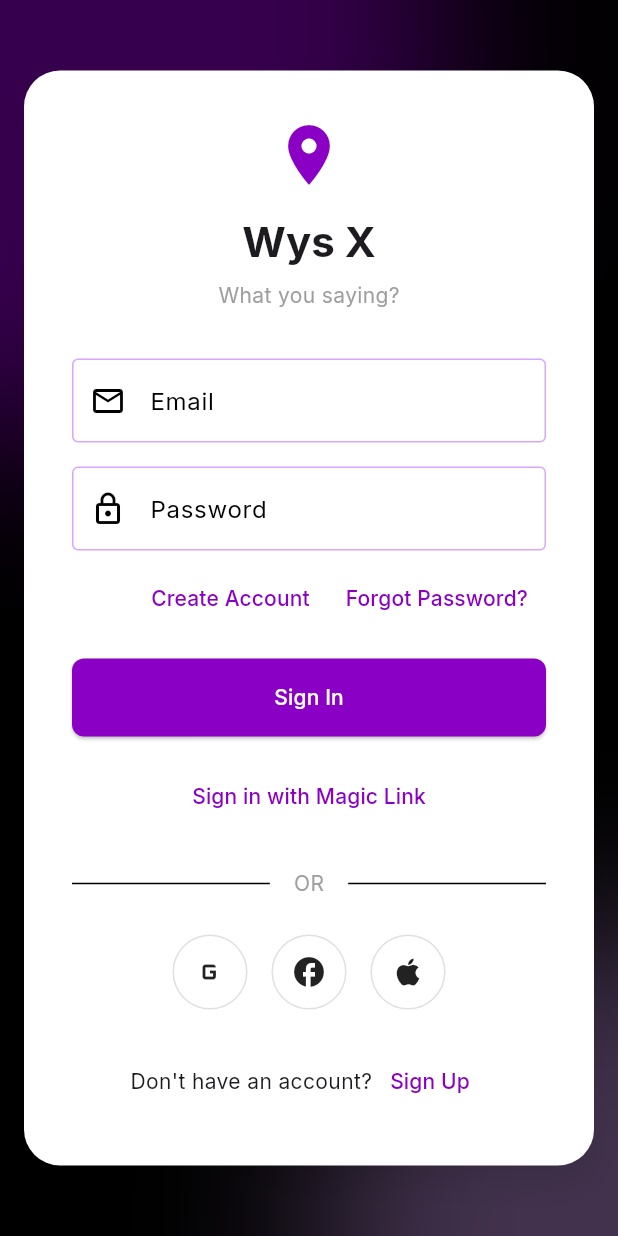
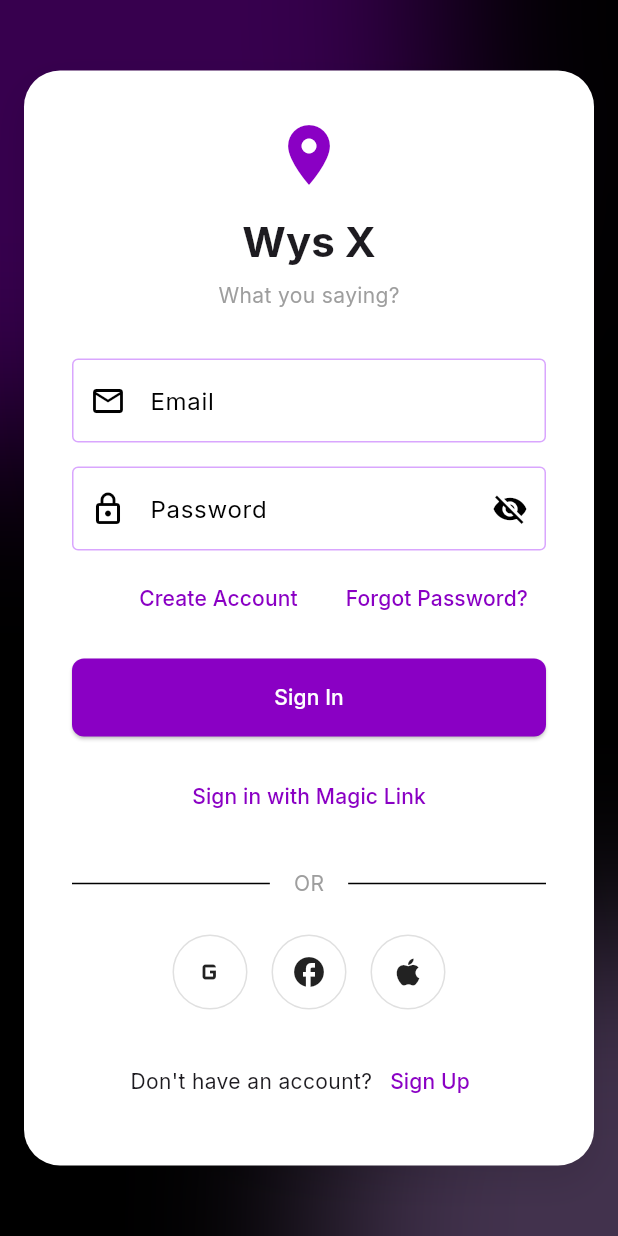
Before and after one commit to alexhickes/wysx-flutter, a Flutter app: the screen it shows after launch, on a phone screen of 412 x 824 dp. Run offline on Flutter 3.47's test engine with Material 3 defaults, Android fonts, the phone set to English and light mode, and no system bars; drawn by our look-alikes of flutter_animate; our stand-ins replace drift, drift_flutter, equatable, flutter_map, flutter_riverpod, geolocator and 4 more; missing offline and left inert: app_settings, wolt_modal_sheet; accounts and stored records are empty; generated files the repository leaves out were written again.

Commit message:
add show password icon and fix overflow error on small devices

```diff
--- a/lib/features/auth/presentation/widgets/sign_in_form.dart
+++ b/lib/features/auth/presentation/widgets/sign_in_form.dart
@@ -19,6 +19,7 @@ class _SignInFormState extends ConsumerState<SignInForm> {
   final _passwordController = TextEditingController();
   bool _isMagicLink = false;
   bool _isLoading = false;
+  bool _isPasswordVisible = false;
 
   Future<void> _submit() async {
     setState(() => _isLoading = true);
@@ -65,18 +66,31 @@ class _SignInFormState extends ConsumerState<SignInForm> {
         if (!_isMagicLink) ...[
           TextField(
             controller: _passwordController,
-            obscureText: true,
-            decoration: const InputDecoration(
+            obscureText: !_isPasswordVisible,
+            decoration: InputDecoration(
               labelText: 'Password',
-              prefixIcon: Icon(Icons.lock_outlined),
-              border: OutlineInputBorder(),
+              prefixIcon: const Icon(Icons.lock_outlined),
+              suffixIcon: IconButton(
+                icon: Icon(
+                  _isPasswordVisible ? Icons.visibility : Icons.visibility_off,
+                ),
+                onPressed: () {
+                  setState(() {
+                    _isPasswordVisible = !_isPasswordVisible;
+                  });
+                },
+              ),
+              border: const OutlineInputBorder(),
             ),
           ),
           const SizedBox(height: 8),
           Align(
             alignment: Alignment.centerRight,
-            child: Row(
-              mainAxisSize: MainAxisSize.min,
+            child: Wrap(
+              alignment: WrapAlignment.end,
+              spacing: 8.0, // Gap between items
+              runSpacing: 4.0, // Gap between lines
+              crossAxisAlignment: WrapCrossAlignment.center,
               children: [
                 TextButton(
                   onPressed: widget.onToggle,
```
